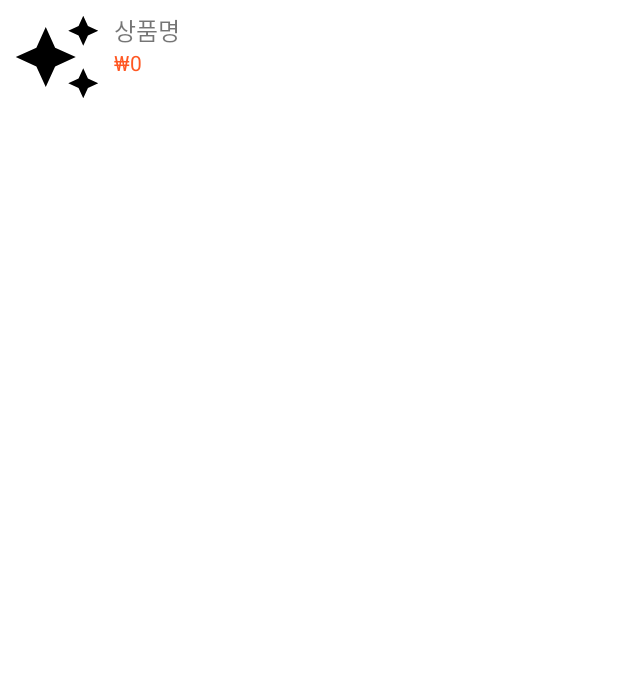
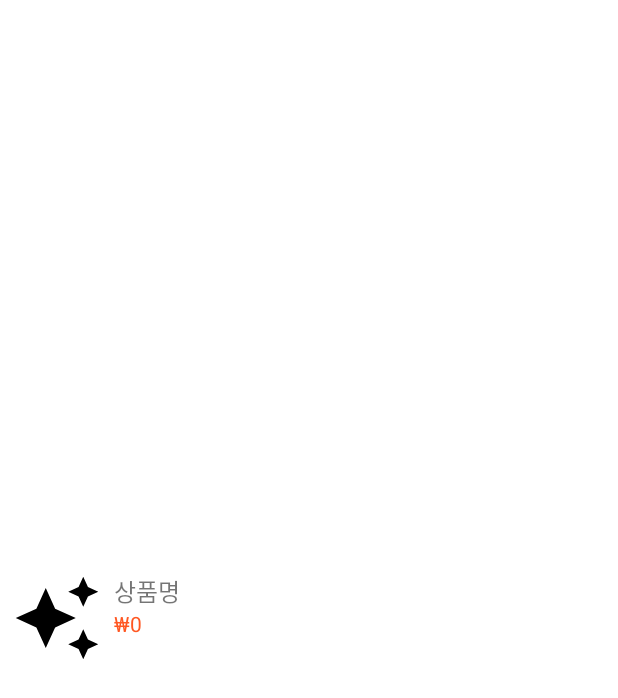
Before and after one commit to jinaeun/LINC3.0, an Android app: the layout mypage_item_recent_seen.xml on its own in the app's theme, with its tools: preview values and no code run, on a phone screen of 412 x 824 dp. Shown: the top 698 px of the screen. Run offline under Robolectric (Android 15) with nearby library versions, the phone set to English and light mode, and no system bars.

Commit message:
2024.12.26 (목) commit

```diff
--- a/app/src/main/res/layout/mypage_item_recent_seen.xml
+++ b/app/src/main/res/layout/mypage_item_recent_seen.xml
@@ -1,13 +1,20 @@
 <?xml version="1.0" encoding="utf-8"?>
-<androidx.constraintlayout.widget.ConstraintLayout xmlns:android="http://schemas.android.com/apk/res/android"
+<androidx.constraintlayout.widget.ConstraintLayout
+    xmlns:android="http://schemas.android.com/apk/res/android"
+    xmlns:app="http://schemas.android.com/apk/res-auto"
     android:layout_width="match_parent"
     android:layout_height="match_parent">
 
     <LinearLayout
-        android:layout_width="match_parent"
+        android:layout_width="0dp"
         android:layout_height="wrap_content"
         android:orientation="horizontal"
-        android:padding="8dp">
+        android:padding="8dp"
+        app:layout_constraintTop_toTopOf="parent"
+        app:layout_constraintStart_toStartOf="parent"
+        app:layout_constraintEnd_toEndOf="parent"
+        app:layout_constraintBottom_toBottomOf="parent"
+        app:layout_constraintVertical_bias="0.5">
 
         <ImageView
             android:id="@+id/iv_product_image"
```
Also changed, not shown: app/src/main/res/navigation/mobile_navigation.xml (+4 -4 lines).
